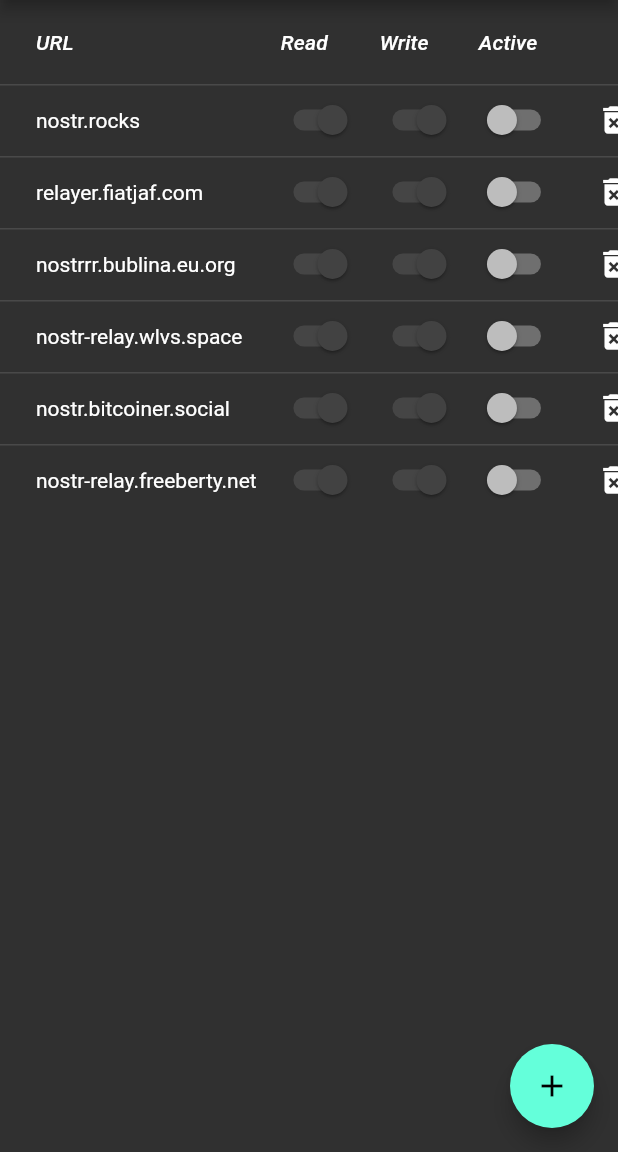
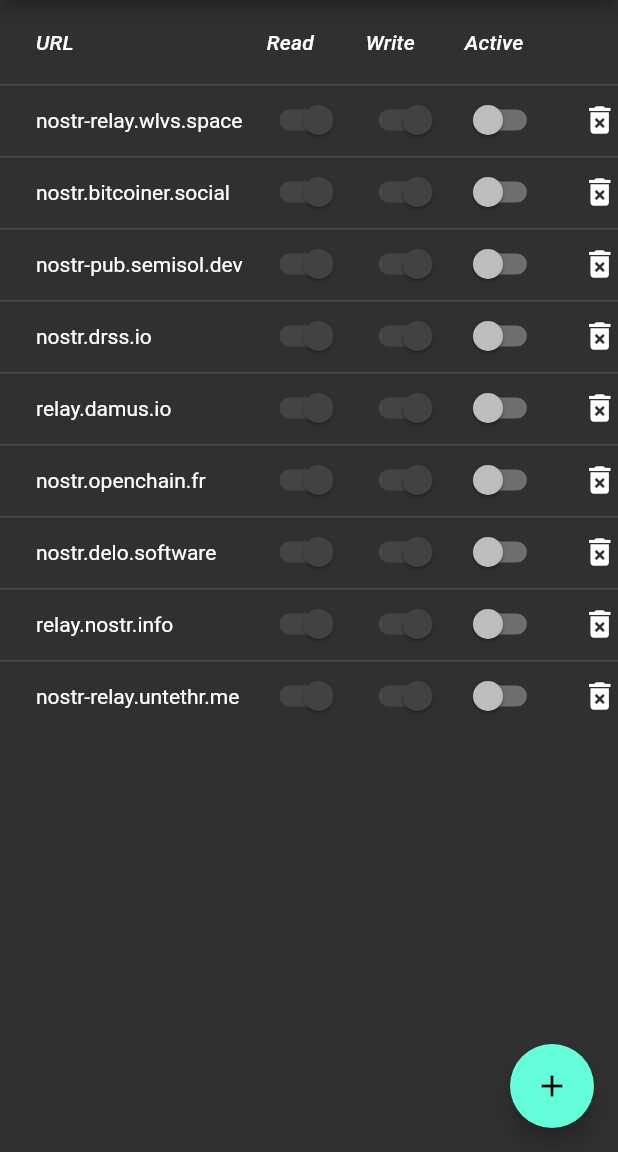
Before and after one commit to fusion44/fluestr, a Flutter app: the EditRelaysPage screen opened by its route, on a phone screen of 412 x 824 dp, the part 84-1236 px from its top. Run offline on Flutter 3.47's test engine with Material 2 defaults, Android fonts, the phone set to English and light mode, and no system bars; our stand-ins replace animated_bottom_navigation_bar, auto_size_text, bloc, equatable, flutter_bloc, flutter_i18n and 9 more; missing offline and left inert: bip32, bip340, bip39, flutter_highlighter, markdown; accounts and stored records are empty; project files that could hold a hidden picture were left out.

Commit message:
feat: update flutter version and default relays

```diff
--- a/lib/utils.dart
+++ b/lib/utils.dart
@@ -27,11 +27,14 @@ String tr(BuildContext context, String key,
 
 List<Relay> getStandardRelays() {
   return [
-    Relay('wss://nostr.rocks', true, true, false),
-    Relay('wss://relayer.fiatjaf.com', true, true, false),
-    Relay('wss://nostrrr.bublina.eu.org', true, true, false),
     Relay('wss://nostr-relay.wlvs.space', true, true, false),
     Relay('wss://nostr.bitcoiner.social', true, true, false),
-    Relay('wss://nostr-relay.freeberty.net', true, true, false),
+    Relay('wss://nostr-pub.semisol.dev', true, true, false),
+    Relay('wss://nostr.drss.io', true, true, false),
+    Relay('wss://relay.damus.io', true, true, false),
+    Relay('wss://nostr.openchain.fr', true, true, false),
+    Relay('wss://nostr.delo.software', true, true, false),
+    Relay('wss://relay.nostr.info', true, true, false),
+    Relay('wss://nostr-relay.untethr.me', true, true, false),
   ];
 }
--- a/pubspec.yaml
+++ b/pubspec.yaml
@@ -1,12 +1,12 @@
 name: fluestr
 description: A mobile client for the Nostr protocol
 
-publish_to: 'none' # Remove this line if you wish to publish to pub.dev
+publish_to: "none" # Remove this line if you wish to publish to pub.dev
 
 version: 0.1.0+1
 
 environment:
-  sdk: ">=2.15.0 <3.0.0"
+  sdk: ">=2.17.0-0 <3.0.0"
 
 dependencies:
   flutter:
@@ -45,7 +45,6 @@ dev_dependencies:
   hive_generator: ^1.1.2
   build_runner: ^2.1.7
 
-
 flutter:
   uses-material-design: true
 
```
Also changed, not shown: pubspec.lock, 2 other files.
